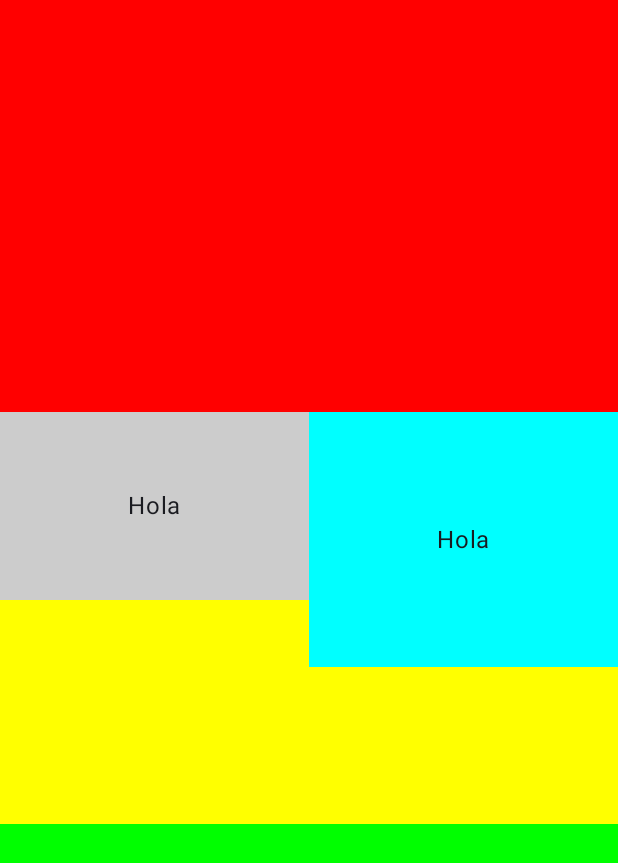
After one commit to veselin0/Jetpack-Compose-Aristedes-Updated, an Android app built with Jetpack Compose: the composable MyComplexLayout shown on its own in the app's theme, on a phone screen of 412 x 824 dp. The commit adds this screen. Shown: the top 863 px of the screen. Run offline under Robolectric (Android 15) with nearby library versions, the phone set to English and light mode, and no system bars.

Commit message:
10. Combinando layouts

```diff
--- a/MyUpgradedApplication/app/src/main/java/com/example/myupgradedapplication/MainActivity.kt
+++ b/MyUpgradedApplication/app/src/main/java/com/example/myupgradedapplication/MainActivity.kt
@@ -11,6 +11,7 @@ import androidx.compose.runtime.Composable
 import androidx.compose.ui.Modifier
 import androidx.compose.ui.tooling.preview.Devices
 import androidx.compose.ui.tooling.preview.Preview
+import com.example.myupgradedapplication.layout.MyComplexLayout
 import com.example.myupgradedapplication.layout.MyRow
 import com.example.myupgradedapplication.login.Greeting
 import com.example.myupgradedapplication.ui.theme.MyUpgradedApplicationTheme
@@ -22,7 +23,7 @@ class MainActivity : ComponentActivity() {
         setContent {
             MyUpgradedApplicationTheme {
                 Scaffold(modifier = Modifier.fillMaxSize()) { innerPadding ->
-                    MyRow(modifier = Modifier.padding(innerPadding))
+                    MyComplexLayout(modifier = Modifier.padding(innerPadding))
                 }
             }
         }
--- /dev/null
+++ b/MyUpgradedApplication/app/src/main/java/com/example/myupgradedapplication/layout/MyComplexLayout.kt
@@ -0,0 +1,41 @@
+package com.example.myupgradedapplication.layout
+
+import androidx.compose.foundation.background
+import androidx.compose.foundation.layout.Box
+import androidx.compose.foundation.layout.Column
+import androidx.compose.foundation.layout.Row
+import androidx.compose.foundation.layout.fillMaxWidth
+import androidx.compose.foundation.layout.height
+import androidx.compose.material3.Text
+import androidx.compose.runtime.Composable
+import androidx.compose.ui.Alignment
+import androidx.compose.ui.Modifier
+import androidx.compose.ui.graphics.Color
+import androidx.compose.ui.unit.dp
+
+@Composable
+fun MyComplexLayout(modifier: Modifier = Modifier) {
+    Column(modifier = modifier) {
+        Box(modifier = Modifier.weight(1f).fillMaxWidth().background(Color.Red)) {}
+        Box(modifier = Modifier.weight(1f).fillMaxWidth().background(Color.Yellow)) {
+            Row(modifier = Modifier) {
+                Box(modifier = Modifier
+                    .weight(1f)
+                    .height(125.dp)
+                    .background(Color.LightGray),
+                    contentAlignment = Alignment.Center){
+                    Text(text = "Hola")
+                }
+                Box(modifier = Modifier
+                    .weight(1f)
+                    .height(170.dp)
+                    .background(Color.Cyan),
+                    contentAlignment = Alignment.Center){
+                    Text(text = "Hola")
+                }
+            }
+
+        }
+        Box(modifier = Modifier.weight(1f).fillMaxWidth().background(Color.Green)) {}
+    }
+}
```
